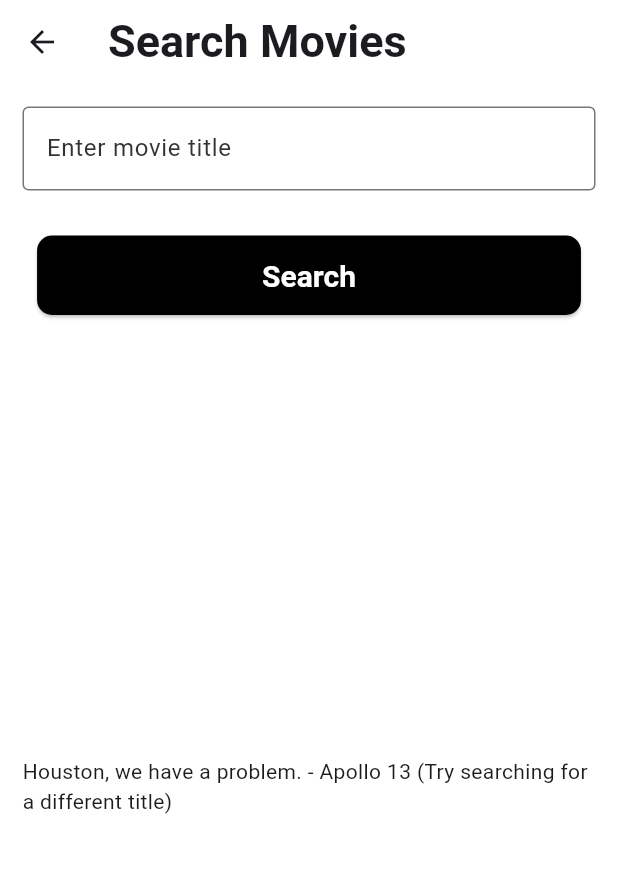
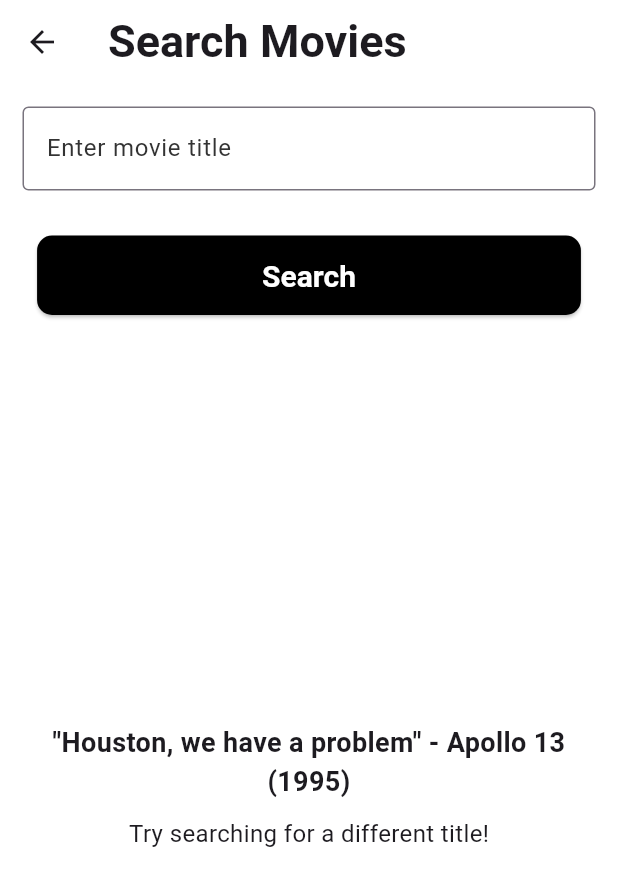
Before and after one commit to xaatu/omdb_api_updated, a Flutter app: the MovieSearchScreen screen opened directly, after a tap on "Search", on a phone screen of 412 x 824 dp. Shown: the top 886 px of the screen. Run offline on Flutter 3.47's test engine with Material 3 defaults, Android fonts, the phone set to English and light mode, and no system bars; our stand-ins replace dio; network calls fail.

Commit message:
theme consolidation, screen consolidation, updated readme

```diff
--- a/lib/movie_search_screen.dart
+++ b/lib/screens/movie_search_screen.dart
@@ -1,6 +1,7 @@
 import 'package:flutter/material.dart'; // import material package
-import 'services/omdb_service.dart'; // import omdb service for API data
-import 'movie_details_screen.dart'; // Import MovieDetailsScreen
+import '../services/omdb_service.dart'; // import omdb service for API data
+import 'movie_details_screen.dart'; // import MovieDetailsScreen
+import 'package:shape_movies/themes/theme.dart'; // import theme file
 
 class MovieSearchScreen extends StatefulWidget { // stateful = dynamic
   const MovieSearchScreen({super.key});
@@ -9,6 +10,7 @@ class MovieSearchScreen extends StatefulWidget { // stateful = dynamic
   // to manage state for this screen
   MovieSearchScreenState createState() => MovieSearchScreenState();
 }
+
 // manage dynamic data
 class MovieSearchScreenState extends State<MovieSearchScreen> {
   // manage text field
@@ -24,16 +26,12 @@ class MovieSearchScreenState extends State<MovieSearchScreen> {
   }
 
   @override
-  // UI
   Widget build(BuildContext context) {
     return Scaffold( // structuring the page
       appBar: AppBar( // app bar with title
         title: const Text(
           'Search Movies', // title of page
-          style: TextStyle(
-            fontWeight: FontWeight.bold,
-            fontSize: 30,
-          ),
+          style: AppTheme.appBarTextStyleSmall, // use appBar style from theme
         ),
       ),
       body: Padding(
@@ -51,15 +49,7 @@ class MovieSearchScreenState extends State<MovieSearchScreen> {
             const SizedBox(height: 30),
             ElevatedButton( // raised button
               onPressed: _searchMovies, // calls _searchMovies on button press
-              style: ElevatedButton.styleFrom( // button styling
-                backgroundColor: Colors.black, // button bg colour
-                foregroundColor: Colors.white, // button text colour
-                padding: const EdgeInsets.symmetric(horizontal: 150, vertical: 15), // padding
-                textStyle: const TextStyle(fontSize: 20, fontWeight: FontWeight.bold), // text style
-                shape: RoundedRectangleBorder(
-                  borderRadius: BorderRadius.circular(10), // round corners
-                ),
-              ),
+              style: AppTheme.searchButtonStyle, // use button style from theme
               child: const Text('Search'), // button text
             ),
             const SizedBox(height: 30),
@@ -70,14 +60,14 @@ class MovieSearchScreenState extends State<MovieSearchScreen> {
                         mainAxisAlignment: MainAxisAlignment.center, // vertically center the content
                         children: [
                           Text(
-                            'In space, no one can hear you scream - Alien (1979)', // movie quote (tagline I guess in this case...)
-                            textAlign: TextAlign.center, //  center text
-                            style: TextStyle(fontSize: 18, fontWeight: FontWeight.bold),
+                            'In space, no one can hear you scream - Alien (1979)', // movie quote
+                            textAlign: TextAlign.center, // center text
+                            style: AppTheme.quoteTextStyle, // quote style from theme
                           ),
                           SizedBox(height: 10), // space between quote and instruction
                           Text(
                             'Try searching for a movie!', // instruction
-                            style: TextStyle(fontSize: 16, fontWeight: FontWeight.normal),
+                            style: AppTheme.instructionTextStyle, // instruction style from theme
                           ),
                         ],
                       ),
@@ -85,13 +75,30 @@ class MovieSearchScreenState extends State<MovieSearchScreen> {
                   : FutureBuilder<List<Movie>>(
                       future: _searchResults,
                       builder: (context, snapshot) {
-                        //error handling
+                        // error handling
                         if (snapshot.connectionState == ConnectionState.waiting) {
                           return const Center(child: CircularProgressIndicator());
                         } else if (snapshot.hasError) {
                           return Center(child: Text('Error: ${snapshot.error}'));
                         } else if (!snapshot.hasData || snapshot.data!.isEmpty) {
-                          return const Center(child: Text('Houston, we have a problem. - Apollo 13 (Try searching for a different title)')); // needs a better reference
+                          // if movie not found, display error message
+                          return const Center(
+                            child: Column(
+                              mainAxisAlignment: MainAxisAlignment.center, // vertically center the content
+                              children: [
+                                Text(
+                                  '"Houston, we have a problem" - Apollo 13 (1995)', // movie quote
+                                  textAlign: TextAlign.center, // center text
+                                  style: AppTheme.quoteTextStyle, // quote style from theme
+                                ),
+                                SizedBox(height: 10), // space between quote and instruction
+                                Text(
+                                  'Try searching for a different title!', // instruction
+                                  style: AppTheme.instructionTextStyle, // instruction style from theme
+                                ),
+                              ],
+                            ),
+                          );
                         } else {
                           final movies = snapshot.data!;
                           return ListView.builder(
@@ -108,7 +115,6 @@ class MovieSearchScreenState extends State<MovieSearchScreen> {
                                         title: movie.title,
                                         year: movie.year,
                                         poster: movie.poster,
-
                                       ),
                                     ),
                                   );
--- /dev/null
+++ b/lib/themes/theme.dart
@@ -0,0 +1,73 @@
+import 'package:flutter/material.dart'; // import material package
+
+class AppTheme {
+  // appBar text (large)
+  static const TextStyle appBarTextStyle = TextStyle(
+    fontWeight: FontWeight.bold, // bold font
+    fontSize: 40,
+  );
+
+  // appBar text (smaller)
+  static const TextStyle appBarTextStyleSmall = TextStyle(
+    fontWeight: FontWeight.bold,
+    fontSize: 30,
+  );
+
+  // quotes & instructions text style
+  static const TextStyle quoteTextStyle = TextStyle(
+    fontSize: 18,
+    fontWeight: FontWeight.bold,
+  );
+
+  static const TextStyle instructionTextStyle = TextStyle(
+    fontSize: 16,
+    fontWeight: FontWeight.normal,
+  );
+
+  // button style (elevated button)
+  static final ButtonStyle buttonStyle = ElevatedButton.styleFrom(
+    backgroundColor: const Color.fromARGB(255, 0, 0, 0), // button bg colour
+    foregroundColor: Colors.white, // button text colour
+    padding: const EdgeInsets.symmetric(horizontal: 60, vertical: 20), // button inside padding
+    textStyle: const TextStyle(fontSize: 20, fontWeight: FontWeight.bold), // text style
+    shape: RoundedRectangleBorder(
+      borderRadius: BorderRadius.circular(10), // round corners
+    ),
+  );
+
+  // search button
+  static final ButtonStyle searchButtonStyle = ElevatedButton.styleFrom(
+    backgroundColor: Colors.black, // button bg colour
+    foregroundColor: Colors.white, // button text colour
+    padding: const EdgeInsets.symmetric(horizontal: 150, vertical: 15), // button inside padding
+    textStyle: const TextStyle(fontSize: 20, fontWeight: FontWeight.bold), // text style
+    shape: RoundedRectangleBorder(
+      borderRadius: BorderRadius.circular(10), // round corners
+    ),
+  );
+
+  // movie details TITLE
+  static const TextStyle movieTitleTextStyle = TextStyle(
+    fontSize: 22,
+    fontWeight: FontWeight.bold,
+  );
+
+  // movie details YEAR
+  static const TextStyle movieYearTextStyle = TextStyle(
+    fontSize: 18,
+  );
+
+  // light theme
+  static final ThemeData lightTheme = ThemeData(
+    scaffoldBackgroundColor: const Color.fromARGB(255, 255, 255, 255), // white background
+
+    appBarTheme: const AppBarTheme(
+      color: Color.fromARGB(255, 255, 255, 255), // app bar background color
+    ),
+
+    inputDecorationTheme: const InputDecorationTheme(
+      labelStyle: TextStyle(color: Color.fromARGB(255, 51, 51, 51)), // placeholder text color
+    ),
+
+  );
+}
```
Also changed, not shown: lib/main.dart (+4 -17 lines), lib/screens/home.dart (renamed from lib/home.dart, +4 -16 lines), lib/screens/movie_details_screen.dart (renamed from lib/movie_details_screen.dart, +6 -8 lines), 1 other file.
